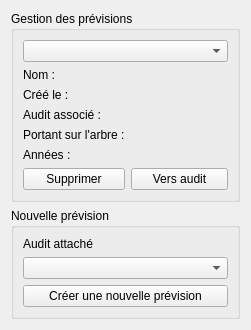
Above: formmanageprevisions.ui from GiPiLab/ProtonClassicSuite before the change. Below: the same form after it.
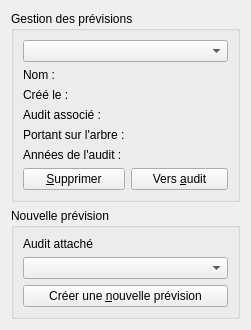
That is the form after the change.

What changed in the file:
```diff
--- a/formmanageprevisions.ui
+++ b/formmanageprevisions.ui
@@ -84,7 +84,7 @@
       <item row="5" column="0">
        <widget class="QLabel" name="label_6">
         <property name="text">
-         <string>Années :</string>
+         <string>Années de l'audit :</string>
         </property>
        </widget>
       </item>
@@ -111,7 +111,7 @@
       <item row="7" column="0">
        <widget class="QPushButton" name="pushButtonDelete">
         <property name="text">
-         <string>Supprimer</string>
+         <string>&amp;Supprimer</string>
         </property>
        </widget>
       </item>
@@ -121,7 +121,7 @@
          <string>&lt;html&gt;&lt;head/&gt;&lt;body&gt;&lt;p&gt;Créer un audit prévisionnel indépendant qui contiendra les données de l'audit existant sur lesquelles sont adossées les prévisions &lt;span style=&quot; font-weight:600;&quot;&gt;ainsi que les valeurs calculées par les critères de prévision pour l'année N+1.&lt;/span&gt;&lt;/p&gt;&lt;/body&gt;&lt;/html&gt;</string>
         </property>
         <property name="text">
-         <string>Vers audit</string>
+         <string>Vers &amp;audit</string>
         </property>
        </widget>
       </item>
@@ -147,7 +147,7 @@
       <item>
        <widget class="QPushButton" name="pushButtonAddPrevision">
         <property name="text">
-         <string>Créer une nouvelle prévision</string>
+         <string>Créer une &amp;nouvelle prévision</string>
         </property>
        </widget>
       </item>
```
Left out of the diff: 13 changed lines with no effect on the pictures.
